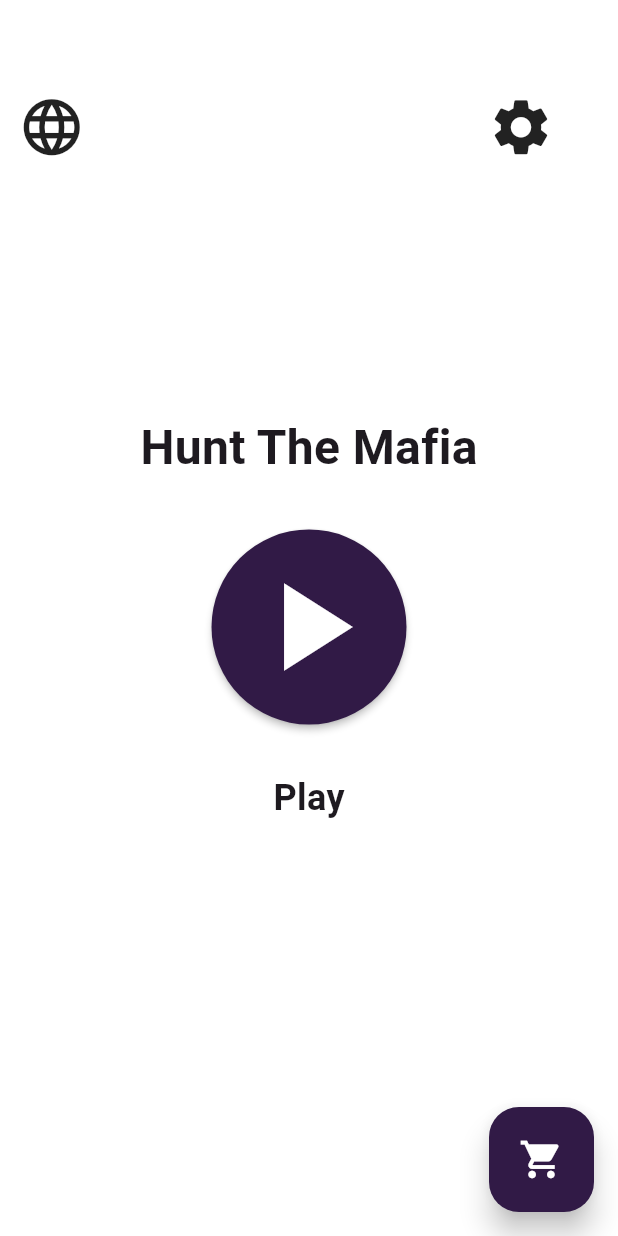
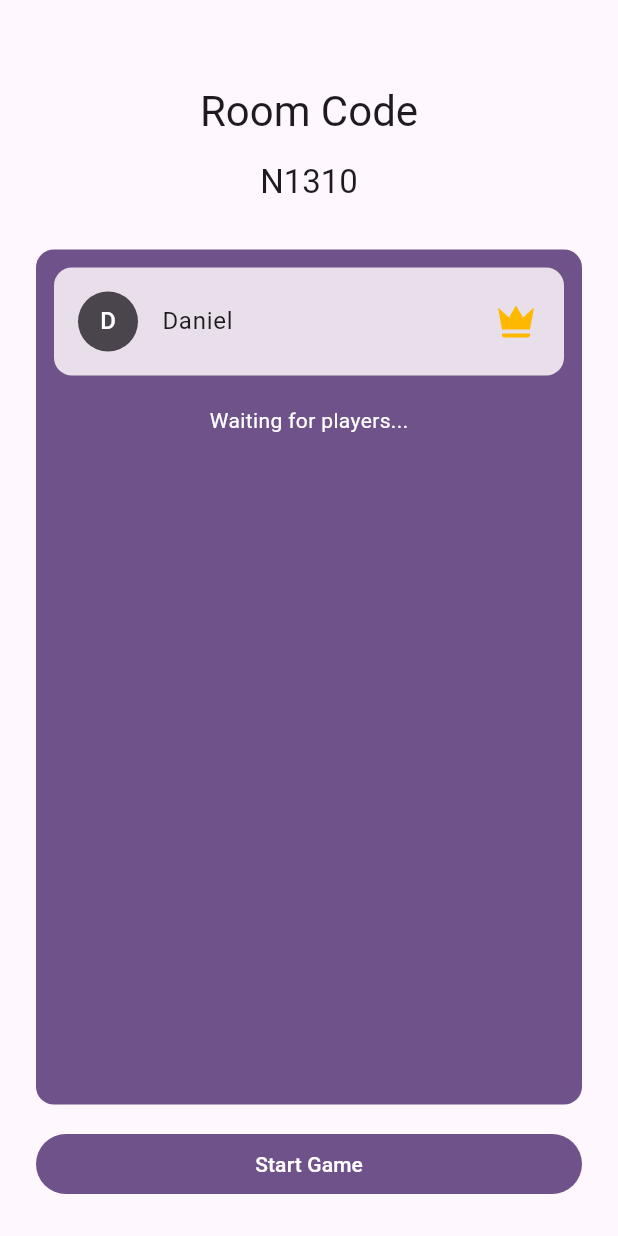
Before and after one commit to EnhanceTeam/Hunt-The-Mafia-DEPD, a Flutter app: the screen it shows after launch, on a phone screen of 412 x 824 dp. Run offline on Flutter 3.47's test engine with Material 2 defaults, Android fonts, the light colour scheme and no system bars; drawn by our look-alikes of dynamic_color; our stand-ins replace flutter_svg; Roboto replaces fonts that are missing (Poppins).

Commit message:
Add waiting room page

```diff
--- a/hunt_the_mafia/lib/main.dart
+++ b/hunt_the_mafia/lib/main.dart
@@ -20,10 +20,11 @@ class MyApp extends StatelessWidget {
         debugShowCheckedModeBanner: false,
         theme: MyTheme.lightTheme(lightColorScheme),
         darkTheme: MyTheme.darkTheme(darkColorScheme),
-        initialRoute: MainMenuPage.routeName,
+        initialRoute: GameRoomPage.routeName,
         routes: {
           MainMenuPage.routeName: (context) => const MainMenuPage(),
           ShopPage.routeName: (context) => const ShopPage(),
+          GameRoomPage.routeName: (context) => const GameRoomPage(),
         },
       );
     });
--- /dev/null
+++ b/hunt_the_mafia/lib/views/pages/page_game_room.dart
@@ -0,0 +1,73 @@
+part of 'pages.dart';
+
+class GameRoomPage extends StatefulWidget {
+  const GameRoomPage({super.key});
+
+  static const routeName = '/game-room';
+
+  @override
+  State<GameRoomPage> createState() => _GameRoomPageState();
+}
+
+class _GameRoomPageState extends State<GameRoomPage> {
+  @override
+  Widget build(BuildContext context) {
+    return Scaffold(
+      body: SafeArea(
+        minimum: const EdgeInsets.all(Space.large),
+        child: Column(
+          mainAxisAlignment: MainAxisAlignment.spaceBetween,
+          children: [
+            SizedSpacer.vertical(space: Space.medium),
+            Flexible(
+              child: Column(
+                children: [
+                  Text(
+                    'Room Code',
+                    style: Theme.of(context).textTheme.headlineMedium,
+                  ),
+                  SizedSpacer.vertical(space: Space.medium),
+                  Text(
+                    'N1310',
+                    style: Theme.of(context).textTheme.titleLarge,
+                  ),
+                ],
+              ),
+            ),
+            Expanded(
+              flex: 6,
+              child: Container(
+                padding: const EdgeInsets.all(Space.small),
+                decoration: BoxDecoration(
+                    color: Theme.of(context).colorScheme.primary,
+                    borderRadius: BorderRadius.circular(12.0)),
+                child: SingleChildScrollView(
+                  child: Column(
+                    children: [
+                      const WaitingRoomPlayerItemCard(
+                        playerName: 'Daniel',
+                        isHost: true,
+                      ),
+                      SizedSpacer.vertical(space: Space.medium),
+                      Text(
+                        'Waiting for players...',
+                        style: TextStyle(
+                            color: Theme.of(context).colorScheme.onPrimary),
+                      ),
+                    ],
+                  ),
+                ),
+              ),
+            ),
+            Flexible(
+                child: FilledButton(
+              label: 'Start Game',
+              maxSize: true,
+              onPressed: () {},
+            )),
+          ],
+        ),
+      ),
+    );
+  }
+}
--- a/hunt_the_mafia/lib/views/pages/pages.dart
+++ b/hunt_the_mafia/lib/views/pages/pages.dart
@@ -1,7 +1,9 @@
 import 'package:flutter/material.dart';
+import 'package:hunt_the_mafia/theme/shape.dart';
 import 'package:hunt_the_mafia/views/widgets/widgets.dart';
 
 import '../../theme/space.dart';
 
+part 'page_game_room.dart';
 part 'page_mainmenu.dart';
 part 'page_shop.dart';
--- /dev/null
+++ b/hunt_the_mafia/lib/views/widgets/waiting_room_player_item.card.dart
@@ -0,0 +1,40 @@
+part of 'widgets.dart';
+
+class WaitingRoomPlayerItemCard extends StatelessWidget {
+  const WaitingRoomPlayerItemCard({
+    super.key,
+    required this.playerName,
+    this.isHost = false,
+  });
+
+  final String playerName;
+  final bool isHost;
+
+  @override
+  Widget build(BuildContext context) {
+    return FilledCard(
+      child: ListTile(
+        contentPadding: const EdgeInsets.symmetric(
+          horizontal: Space.medium,
+          vertical: Space.small,
+        ),
+        leading: CircleAvatar(
+          backgroundColor: Theme.of(context).colorScheme.onSurfaceVariant,
+          child: Text(
+            playerName[0].toUpperCase(),
+            style: TextStyle(
+              color: Theme.of(context).colorScheme.onPrimary,
+            ),
+          ),
+        ),
+        title: Text(playerName),
+        trailing: isHost
+            ? SvgPicture.asset(
+                '${Const.svgPath}/host_crown.svg',
+                height: 32,
+              )
+            : null,
+      ),
+    );
+  }
+}
--- a/hunt_the_mafia/lib/views/widgets/widgets.dart
+++ b/hunt_the_mafia/lib/views/widgets/widgets.dart
@@ -1,6 +1,8 @@
 import 'package:flutter/material.dart';
 import 'package:flutter/services.dart';
+import 'package:flutter_svg/flutter_svg.dart';
 
+import '../../shared/shared.dart';
 import '../../theme/space.dart';
 
 part 'components/button.dart';
@@ -10,3 +12,4 @@ part 'components/spacer.dart';
 part 'components/text_field.dart';
 
 part 'shop_item_card.dart';
+part 'waiting_room_player_item.card.dart';
```
Also changed, not shown: hunt_the_mafia/pubspec.yaml (+7 -15 lines), hunt_the_mafia/assets/svg/host_crown.svg (added), hunt_the_mafia/pubspec.lock.
